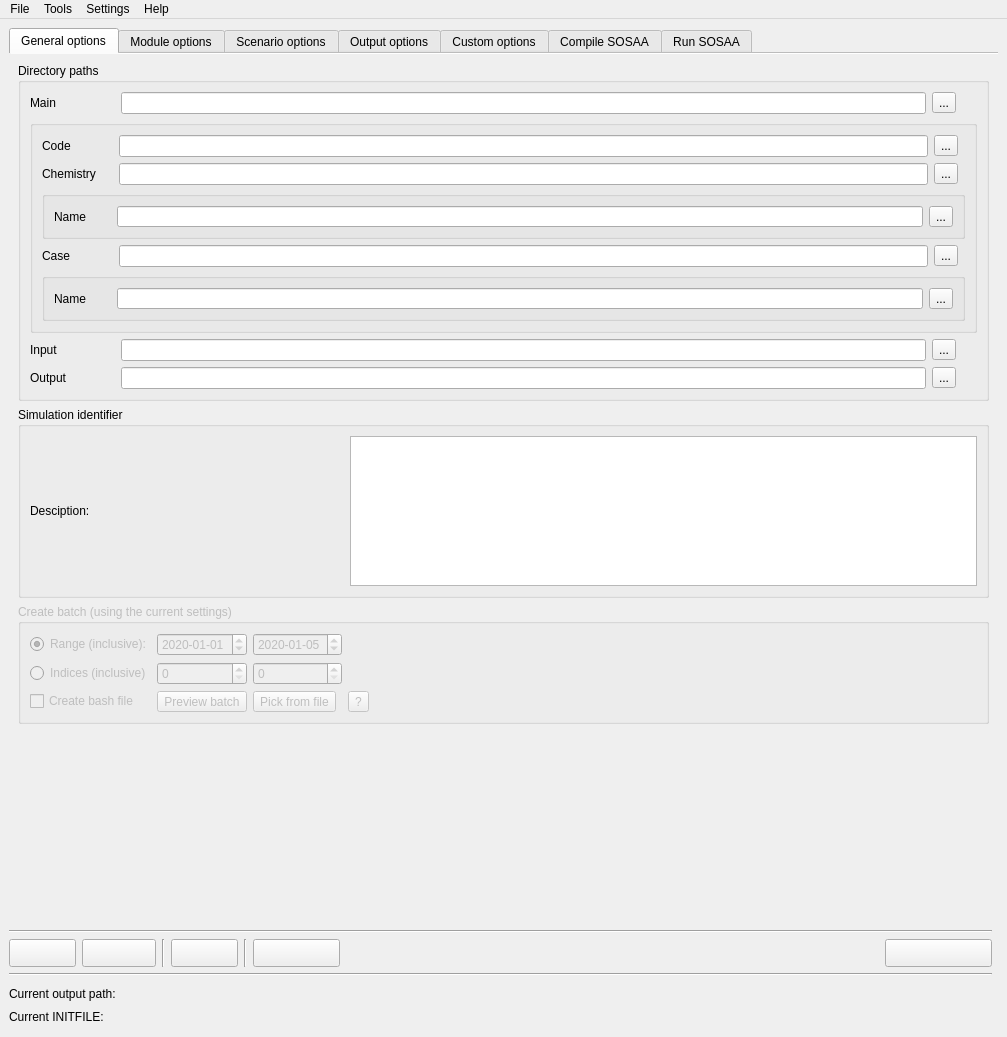
First picture: the form in sosaa_gui/layouts/gui.ui, repository juntyr/sosaa-gui, before the edit.
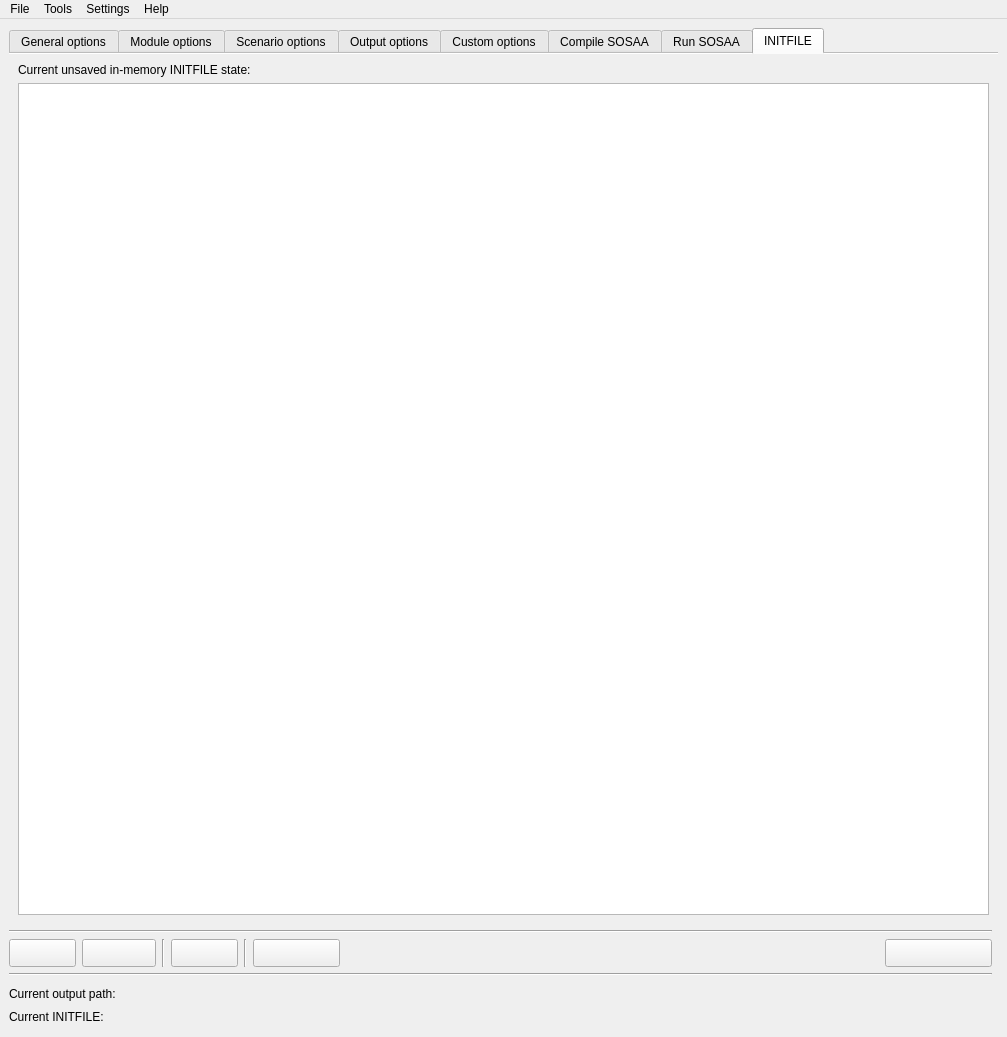
Second picture: the form after the edit. The open tabs and pages were chosen to show the change.

Commit message: Add initfile tab to the gui

```diff
--- a/sosaa_gui/layouts/gui.ui
+++ b/sosaa_gui/layouts/gui.ui
@@ -2749,6 +2749,48 @@
         </item>
        </layout>
       </widget>
+      <widget class="QWidget" name="tab_6">
+       <attribute name="title">
+        <string>INITFILE</string>
+       </attribute>
+       <layout class="QVBoxLayout" name="horizontalLayout_18">
+        <item>
+         <widget class="QFrame" name="frame_30">
+          <property name="frameShape">
+           <enum>QFrame::NoFrame</enum>
+          </property>
+          <property name="frameShadow">
+           <enum>QFrame::Raised</enum>
+          </property>
+          <layout class="QHBoxLayout" name="horizontalLayout_23">
+           <property name="spacing">
+            <number>0</number>
+           </property>
+           <property name="margin" stdset="0">
+            <number>0</number>
+           </property>
+           <item>
+            <widget class="QLabel" name="label_13">
+             <property name="text">
+              <string>Current unsaved in-memory INITFILE state:</string>
+             </property>
+            </widget>
+           </item>
+          </layout>
+         </widget>
+        </item>
+        <item>
+         <widget class="QPlainTextEdit" name="currentInitFileContent">
+          <property name="undoRedoEnabled">
+           <bool>false</bool>
+          </property>
+          <property name="readOnly">
+           <bool>true</bool>
+          </property>
+         </widget>
+        </item>
+       </layout>
+      </widget>
      </widget>
     </item>
    </layout>
```
